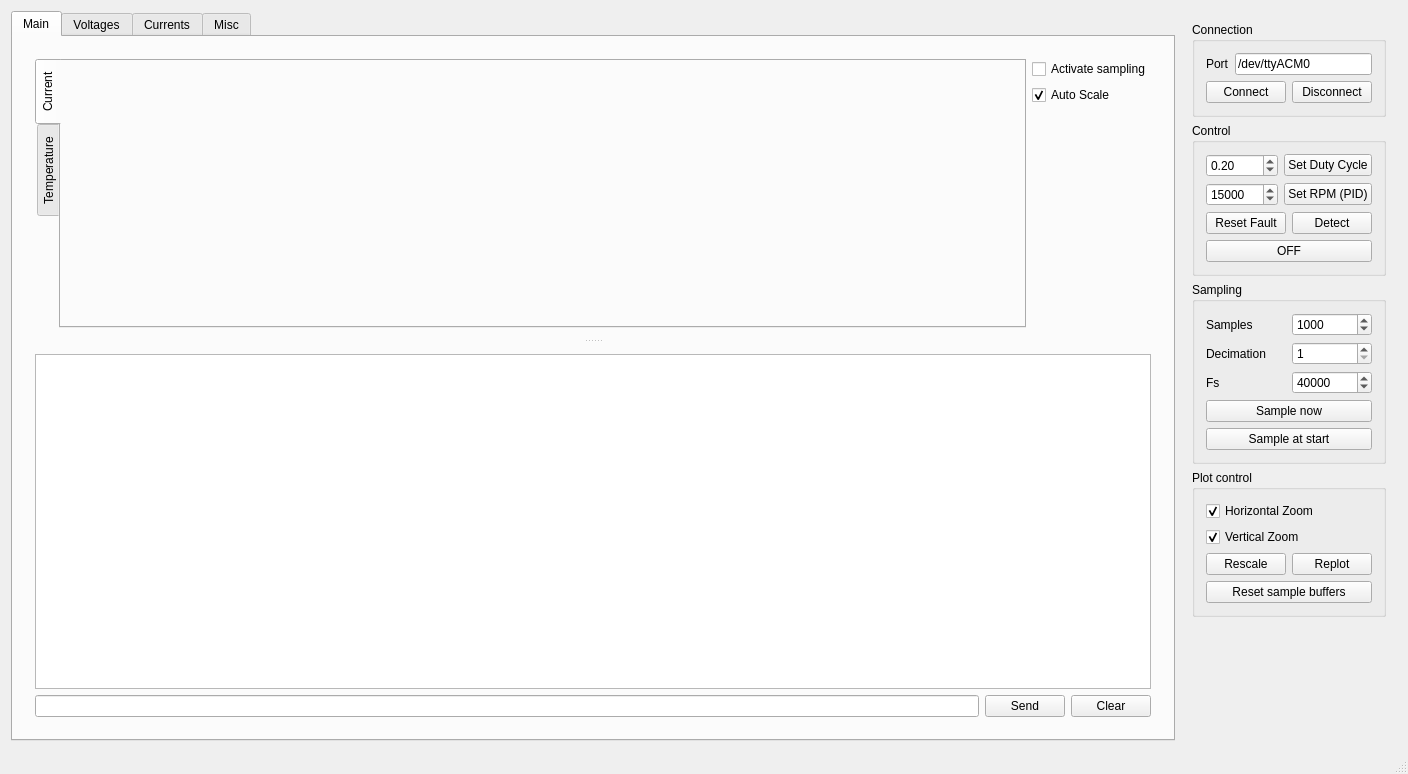
Old version of the form mainwindow.ui in the repository vedderb/bldc-tool.
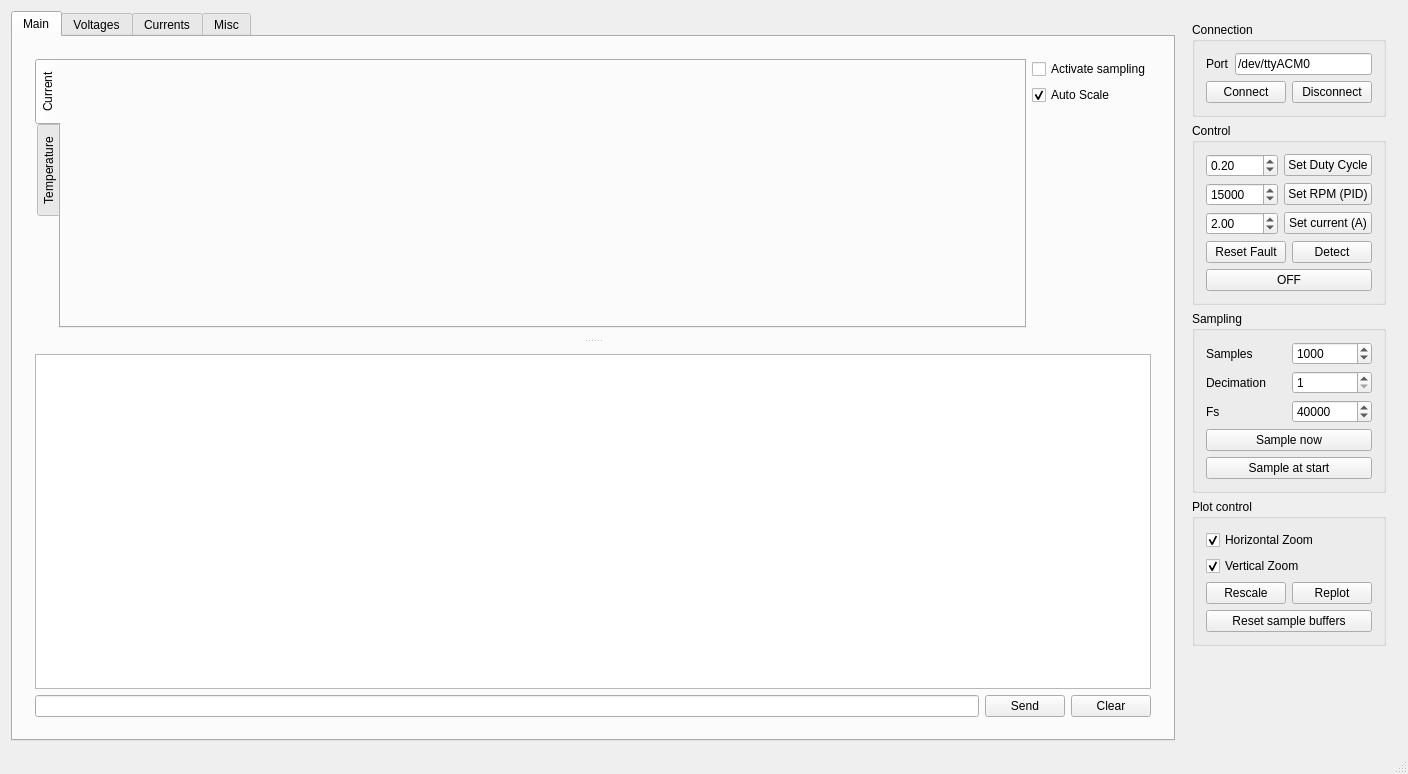
New version of the form. Custom widgets are drawn as their Qt base class.

Commit message: Current control buttons

```diff
--- a/mainwindow.ui
+++ b/mainwindow.ui
@@ -888,6 +888,29 @@
               </property>
              </widget>
             </item>
+            <item row="2" column="1">
+             <widget class="QPushButton" name="currentButton">
+              <property name="text">
+               <string>Set current (A)</string>
+              </property>
+             </widget>
+            </item>
+            <item row="2" column="0">
+             <widget class="QDoubleSpinBox" name="currentBox">
+              <property name="minimum">
+               <double>-200.000000000000000</double>
+              </property>
+              <property name="maximum">
+               <double>200.000000000000000</double>
+              </property>
+              <property name="singleStep">
+               <double>0.500000000000000</double>
+              </property>
+              <property name="value">
+               <double>2.000000000000000</double>
+              </property>
+             </widget>
+            </item>
            </layout>
           </item>
           <item row="5" column="0" colspan="3">
```
Left out of the diff: 16 changed lines with no effect on the pictures. The commit also changes 2 other files.
